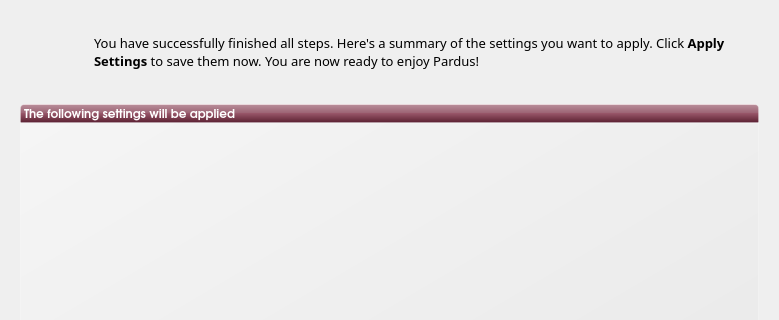
Before: the Qt Designer form kde/kaptan/ui/ui_scrSummary.ui in pars-linux/uludag, drawn with Qt 5; both pictures show x 0 to 779 and y 0 to 320 of the 779 by 580 pixel window.
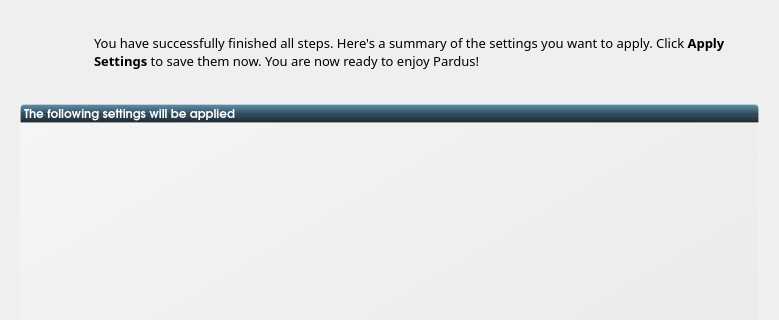
After: the same form once the commit is applied. Icons and pictures are not drawn.

```diff
--- a/kde/kaptan/ui/ui_scrSummary.ui
+++ b/kde/kaptan/ui/ui_scrSummary.ui
@@ -79,7 +79,7 @@
       </font>
      </property>
      <property name="styleSheet">
-      <string notr="true">background-color: qlineargradient(spread:pad, x1:0.5, y1:1, x2:0.5, y2:0, stop:0 rgba(183, 100, 124, 255), stop:0.0212465 rgba(91, 33, 50, 255), stop:0.521739 rgba(152, 86, 105, 255), stop:0.527174 rgba(155, 98, 115, 255), stop:0.983696 rgba(184, 141, 153, 255), stop:1 rgba(220, 173, 186, 255));
+      <string notr="true">background-color: qlineargradient(spread:pad, x1:0.5, y1:1, x2:0.5, y2:0, stop:0 rgba(26, 38, 45, 255), stop:0.398093 rgba(51, 72, 91, 255), stop:0.521739 rgba(45, 76, 94, 255), stop:0.531585 rgba(49, 84, 106, 255), stop:0.983696 rgba(99, 141, 164, 255), stop:1 rgba(120, 146, 172, 255));
 /*background-color: qlineargradient(spread:pad, x1:1, y1:1, x2:0, y2:0, stop:0 rgba(219, 219, 219, 100), stop:1 rgba(255, 255, 255, 100));*/
 border: 1px solid rgba(255,255,255,50);
 color:white;
```
Left out of the diff: 2 changed lines with no effect on the pictures.
